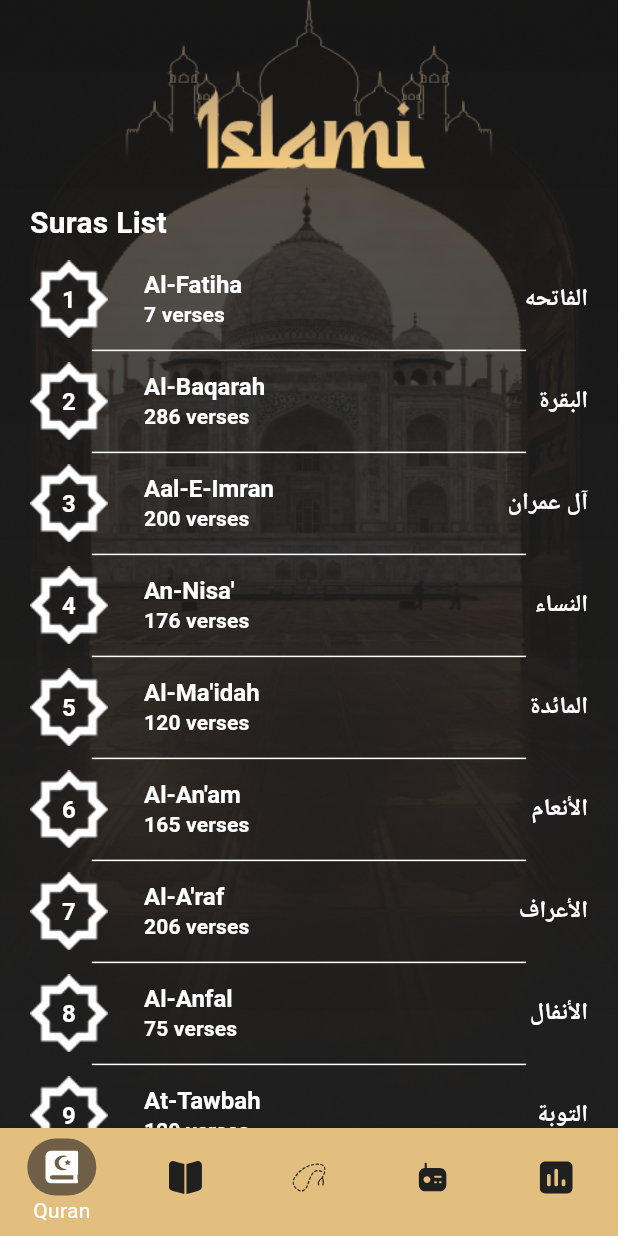
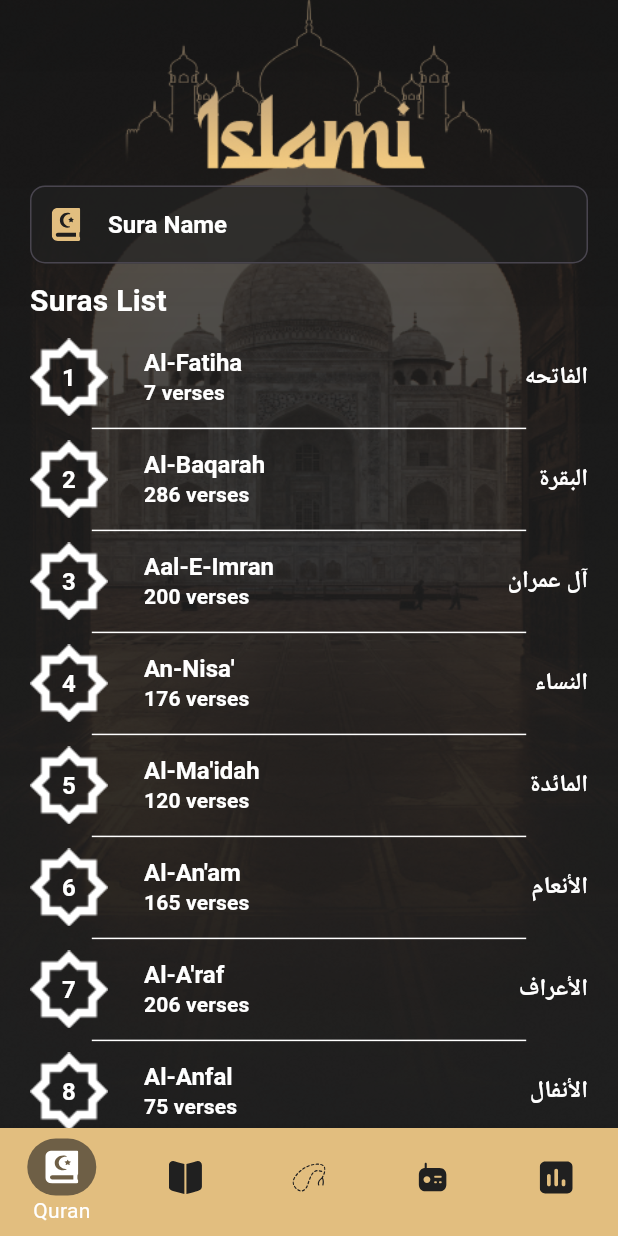
Before and after one commit to HassanNasser21/islami_app, a Flutter app: the screen it shows after launch, on a phone screen of 412 x 824 dp. Run offline on Flutter 3.47's test engine with Material 3 defaults, Android fonts, the phone set to English and light mode, and no system bars; our stand-ins replace flutter_svg; missing offline and left inert: dart:ffi.

Commit message:
implement search sura

```diff
--- a/lib/app_theme.dart
+++ b/lib/app_theme.dart
@@ -27,6 +27,33 @@
       showUnselectedLabels: false,
       selectedItemColor: white
     ),
+    inputDecorationTheme: InputDecorationTheme(
+      filled: true,
+      fillColor: black.withValues(alpha: 0.7),
+      hintStyle: TextStyle(
+        fontSize: 16,
+        fontWeight: FontWeight.bold,
+        color: white
+      ),
+      border: OutlineInputBorder(
+
+        borderRadius: BorderRadius.circular(10),
+        borderSide: BorderSide(
+          color: primaryColor,
+          width: 1,
+        )
+      ),
+      focusedBorder: OutlineInputBorder(
+        borderRadius: BorderRadius.circular(10),
+        borderSide: BorderSide(
+          color: primaryColor,
+          width: 1,
+        ),
+      gapPadding: 20,
+      ),
+
+    ),
+
     textTheme: TextTheme(
       headlineSmall: TextStyle(
         color: white,
--- a/lib/taps/quran/quran_service.dart
+++ b/lib/taps/quran/quran_service.dart
@@ -1,3 +1,4 @@
+import 'dart:ffi';
 import 'dart:math';
 
 import 'package:flutter/services.dart';
@@ -353,14 +354,25 @@
     6,
   ];
 
-  static List<Sura> suras =List.generate(114, (index)=>getsura(index)) ;
+  static List<Sura> suras = List.generate(114, (index) => getsura(index));
 
   static Sura getsura(int index) => Sura(
     englishsuraNames[index],
     arabicsuraNames[index],
     ayatnumbers[index],
-    index+1,
+    index + 1,
   );
+
+  static void searchSura(String query) {
+    suras.clear();
+    for (int i = 0; i < 114; i++) {
+      if (arabicsuraNames[i].contains(query) || englishsuraNames[i].toLowerCase().contains(query.toLowerCase())) {
+        Sura sura = getsura(i);
+        suras.add(sura);
+      }
+    }
+  }
+
   static Future<String> loadsurafile(int suranumber) =>
       rootBundle.loadString('assets/text/${suranumber}.txt');
 }
--- a/lib/taps/quran/quran_tap.dart
+++ b/lib/taps/quran/quran_tap.dart
@@ -1,18 +1,48 @@
 import 'package:flutter/material.dart';
+import 'package:flutter_svg/flutter_svg.dart';
 import 'package:islami_app/app_theme.dart';
 import 'package:islami_app/taps/quran/quran_service.dart';
+import 'package:islami_app/taps/quran/sura.dart';
 import 'package:islami_app/taps/quran/sura_details_screen.dart';
 import 'package:islami_app/taps/quran/sura_item.dart';
 
-class QuranTap extends StatelessWidget {
+class QuranTap extends StatefulWidget {
   const QuranTap({super.key});
 
+  @override
+  State<QuranTap> createState() => _QuranTapState();
+}
+
+class _QuranTapState extends State<QuranTap> {
   @override
   Widget build(BuildContext context) {
     double screenWidth = MediaQuery.of(context).size.width;
     return Column(
       crossAxisAlignment: CrossAxisAlignment.start,
       children: [
+        Padding(
+          padding: const EdgeInsets.symmetric(horizontal: 20),
+          child: TextField(
+            style: Theme.of(context).textTheme.titleLarge,
+            decoration: InputDecoration(
+              prefixIcon: SvgPicture.asset(
+                'assets/icons/quran.svg',
+                height: 28,
+                width: 28,
+                fit: BoxFit.scaleDown,
+                colorFilter: ColorFilter.mode(
+                  AppTheme.primaryColor,
+                  BlendMode.srcIn,
+                ),
+              ),
+              hintText: 'Sura Name',
+            ),
+            onChanged: (query) {
+              QuranService.searchSura(query);
+              setState(() {});
+            },
+          ),
+        ),
         Padding(
           padding: const EdgeInsets.symmetric(horizontal: 20, vertical: 10),
           child: Text(
@@ -23,11 +53,18 @@
         Expanded(
           child: ListView.separated(
             padding: const EdgeInsets.symmetric(horizontal: 20),
-            itemBuilder: (context, index) => GestureDetector(
-              onTap: () => Navigator.pushNamed(context, SuraDetails.routeName,arguments: QuranService.suras[index]),
-              child: SuraItem(sura: QuranService.suras[index]),
-            ),
-            itemCount: QuranService.arabicsuraNames.length,
+            itemBuilder: (context, index) {
+              Sura sura = QuranService.suras[index];
+              return GestureDetector(
+                onTap: () => Navigator.pushNamed(
+                  context,
+                  SuraDetails.routeName,
+                  arguments: sura,
+                ),
+                child: SuraItem(sura: sura),
+              );
+            },
+            itemCount: QuranService.suras.length,
             separatorBuilder: (context, index) => Divider(
               thickness: 1,
               color: AppTheme.white,
```
